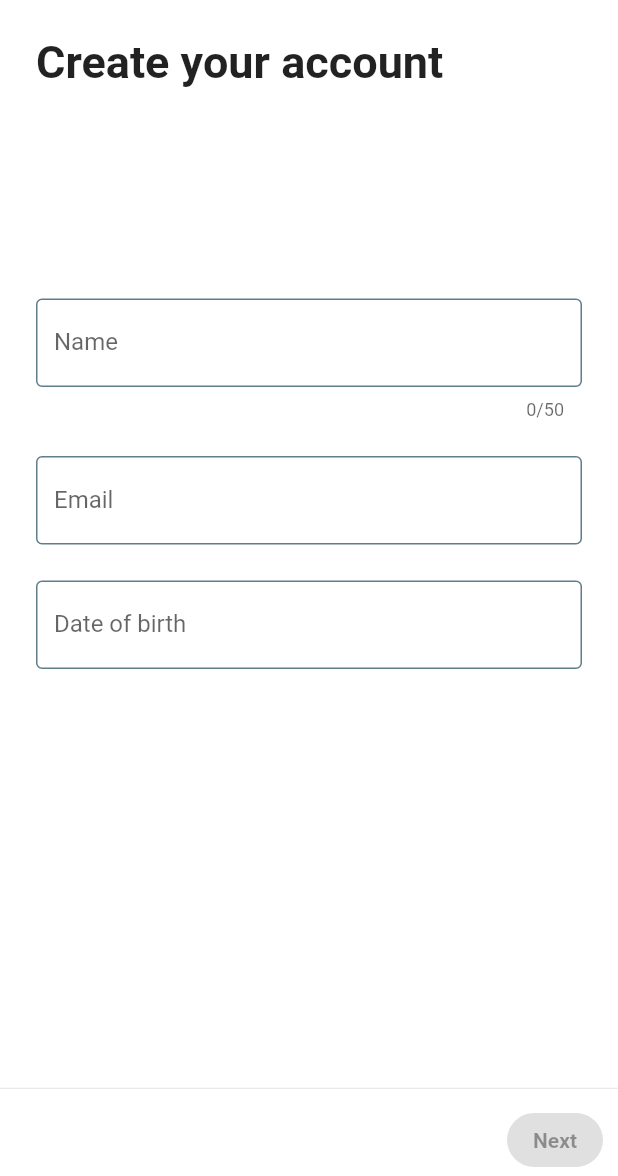
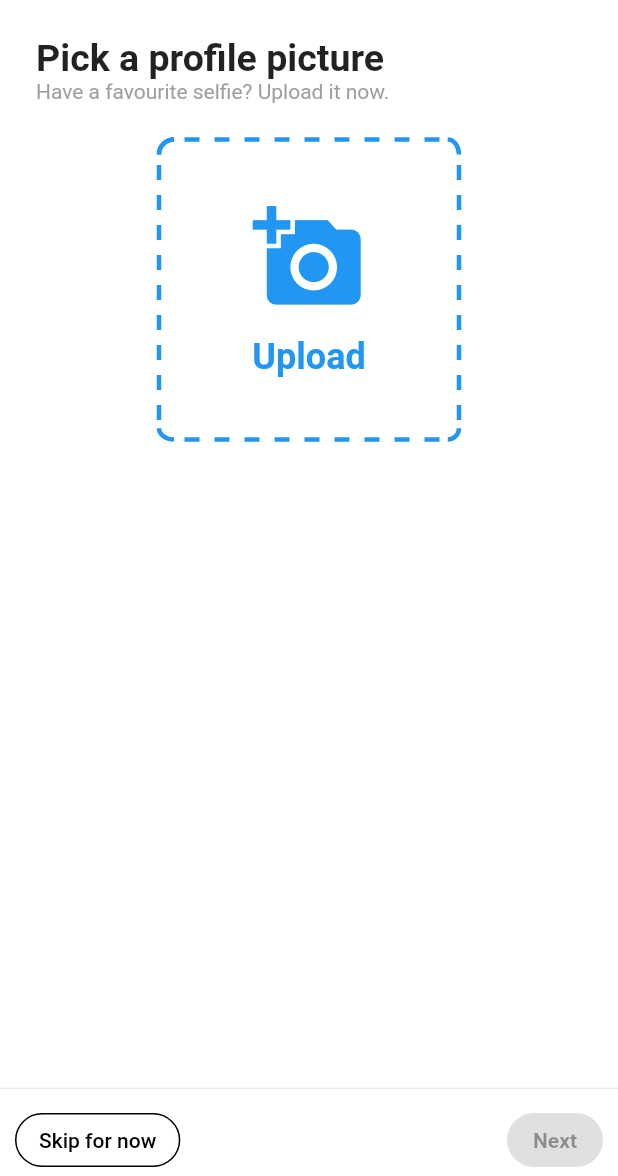
Before and after one commit to AbdoWise-z/GigaChat-Cross-platform, a Flutter app: the screen it shows after launch, on a phone screen of 412 x 824 dp, the part 60-1236 px from its top. Run offline on Flutter 3.47's test engine with Material 2 defaults, Android fonts, the phone set to English and light mode, and no system bars; our stand-ins replace email_validator, google_fonts, image_picker, loading_indicator; accounts and stored records are empty.

Commit message:
Pick profile picture UI done

```diff
--- a/lib/main.dart
+++ b/lib/main.dart
@@ -7,6 +7,8 @@ import 'package:gigachat/pages/loading-page.dart';
 import 'package:gigachat/pages/login/login-page.dart';
 import 'package:gigachat/pages/register/confirm-create-account.dart';
 import 'package:gigachat/pages/register/create-account.dart';
+import 'package:gigachat/pages/setup-profile/choose-username.dart';
+import 'package:gigachat/pages/setup-profile/setup-profile-picture.dart';
 import 'package:gigachat/pages/temp.dart';
 import 'package:gigachat/providers/auth.dart';
 import 'package:gigachat/providers/theme-provider.dart';
@@ -42,7 +44,7 @@ class _GigaChatState extends State<GigaChat> {
           return MaterialApp(
             theme: val.getTheme,
             title: "GigaChat",
-            initialRoute: CreateAccount.pageRoute,
+            initialRoute: PickProfilePicture.pageRoute,
             routes: {
               Home.pageRoute : (context) => Home(),
               LoginPage.pageRoute : (context) => LoginPage(),
@@ -51,6 +53,8 @@ class _GigaChatState extends State<GigaChat> {
               CreateAccount.pageRoute : (context) => CreateAccount(),
               LoadingPage.pageRoute : (context) => LoadingPage(),
               ConfirmCreateAccount.pageRoute : (context) => ConfirmCreateAccount(),
+              PickProfilePicture.pageRoute : (context) => PickProfilePicture(),
+              ChooseUsername.pageRoute : (context) => ChooseUsername(),
             },
           );
         },
--- a/lib/pages/register/create-account.dart
+++ b/lib/pages/register/create-account.dart
@@ -35,7 +35,7 @@ class _CreateAccountState extends State<CreateAccount> {
   @override
   Widget build(BuildContext context) {
 
-    bool isButtonDisabled = inputDOB.text.isEmpty || inputName.text.isEmpty || inputEmail.text.isEmpty;
+    bool isButtonDisabled = !nameIsValid || !emailIsValid || inputDOB.text.isEmpty;
 
     return Scaffold(
       resizeToAvoidBottomInset: true,
@@ -193,7 +193,6 @@ class _CreateAccountState extends State<CreateAccount> {
                         "DOB" : inputDOB,
                       }
                     );
-                    print(result);
                     if(result == "Name tapped"){
                       nameFocusNode.requestFocus();
                     }
--- /dev/null
+++ b/lib/pages/setup-profile/setup-profile-picture.dart
@@ -0,0 +1,117 @@
+
+import 'package:flutter/material.dart';
+import 'package:gigachat/pages/setup-profile/choose-username.dart';
+import 'package:gigachat/widgets/upload-image.dart';
+import '../../providers/theme-provider.dart';
+import 'dart:io';
+
+class PickProfilePicture extends StatefulWidget {
+  const PickProfilePicture({Key? key}) : super(key: key);
+
+  static const pageRoute = '/setup-profile-picture';
+
+  @override
+  State<PickProfilePicture> createState() => _PickProfilePictureState();
+}
+
+class _PickProfilePictureState extends State<PickProfilePicture> {
+  File selectedImage = File("");
+
+  @override
+  Widget build(BuildContext context) {
+    bool isButtonDisabled = selectedImage.path == "";
+    return Scaffold(
+      appBar: AppBar(
+        toolbarHeight: 40,
+        elevation: 0,
+        centerTitle: true,
+        title: SizedBox(
+          height: 40,
+          width: 40,
+          child: Image.asset(
+            ThemeProvider.getInstance(context).isDark() ? 'assets/giga-chat-logo-dark.png' : 'assets/giga-chat-logo-light.png',
+          ),
+        ),
+      ),
+      body: Padding(
+        padding: const EdgeInsets.all(24),
+        child: Column(
+          crossAxisAlignment: CrossAxisAlignment.center,
+          children: [
+             const SizedBox(
+              width: double.infinity,
+              child: Column(
+                crossAxisAlignment: CrossAxisAlignment.start,
+                children: [
+                  Text("Pick a profile picture",
+                    style: TextStyle(
+                      fontWeight: FontWeight.bold,
+                      fontSize: 25,
+                    ),
+                  ),
+                  Text("Have a favourite selfie? Upload it now.",
+                    style: TextStyle(
+                      color: Colors.grey,
+                    ),
+                  )
+                ],
+              ),
+            ),
+            UploadImage(
+              onImagePicked: (File file){
+                setState(() {
+                  selectedImage = file;
+                });
+              },
+            ),
+          ],
+        ),
+      ),
+      bottomSheet: SizedBox(
+        height: 60,
+        child: Column(
+          mainAxisAlignment: MainAxisAlignment.end,
+          crossAxisAlignment: CrossAxisAlignment.end,
+          children: [
+            const Divider(thickness: 0.6, height: 1,),
+            Padding(
+              padding: const EdgeInsets.fromLTRB(10,10,10,0),
+              child: Row(
+                children: [
+                  OutlinedButton(
+                    onPressed: (){
+                      //navigate to username page
+                      Navigator.pushReplacementNamed(context, ChooseUsername.pageRoute);
+                    },
+                    style: OutlinedButton.styleFrom(
+                      shape: const RoundedRectangleBorder(
+                        borderRadius: BorderRadius.all(Radius.circular(20))
+                      )
+                    ),
+                    child: const Text("Skip for now"),
+                  ),
+                  const Expanded(child: SizedBox()),
+                  ElevatedButton(
+                    onPressed: isButtonDisabled? null : () async {
+                      //TODO: request to add image to user
+                      //navigate to username page
+                      Navigator.pushReplacementNamed(context, ChooseUsername.pageRoute);
+                    },
+                    style: ButtonStyle(
+                      shape: MaterialStateProperty.all(
+                          const RoundedRectangleBorder(
+                            borderRadius: BorderRadius.all(Radius.circular(20)),
+                          )
+                      ),
+                    ),
+                    child: const Text("Next"),
+                  ),
+                ],
+              ),
+            ),
+          ],
+        ),
+      ),
+    );
+  }
+}
--- /dev/null
+++ b/lib/widgets/upload-image.dart
@@ -0,0 +1,147 @@
+
+import 'dart:io';
+import 'package:flutter/material.dart';
+import 'package:gigachat/services/upload-image/upload-camera-image.dart';
+import 'package:gigachat/services/upload-image/upload-local-image.dart';
+
+bool done = false;
+
+//for drawing the borders of the UPLOAD image widget
+class IntermittentCurvedContainer extends CustomPainter {
+  @override
+  void paint(Canvas canvas, Size size) {
+    Paint paint = Paint()
+      ..color = Colors.blue
+      ..style = PaintingStyle.stroke
+      ..strokeWidth = 3.0;
+
+    double dashWidth = 10, dashSpace = 10;
+
+    canvas.drawArc(const Rect.fromLTWH(0, 0, 20, 20), 3.14, 3.14 / 2, false, paint); //top left corner
+    canvas.drawArc(Rect.fromLTWH(size.width - dashSpace - 5, 0, 15, 20), 3 * 3.14 / 2, 3.14 / 2, false, paint); //top right corner
+    canvas.drawArc(Rect.fromLTWH(0, size.width - dashSpace - 5, 20, 15), 3.14/2, 3.14/2, false, paint); //bottom left corner
+    canvas.drawArc(Rect.fromLTWH(size.width - dashSpace - 5, size.width - dashSpace - 5, 15, 15), 0, 3.14 / 2, false, paint);
+
+    //left side
+    double startY = dashWidth + dashSpace - 3;
+    while (startY < size.height - 3) {
+      canvas.drawLine(Offset(0, startY), Offset(0, startY + dashWidth), paint);
+      startY += dashWidth + dashSpace;
+    }
+
+    //bottom side
+    double startX = dashWidth + dashSpace - 3;
+    while (startX < size.width - 3) {
+      canvas.drawLine(Offset(startX, size.height), Offset(startX + dashWidth, size.height), paint);
+      startX += dashWidth + dashSpace;
+    }
+
+    //top side
+    startX = size.width - dashSpace - dashWidth - 3;
+    canvas.drawArc(const Rect.fromLTWH(0, 0, 20, 20), 3.14, 3.14 / 2, false, paint);
+    while (startX > 0) {
+      canvas.drawLine(Offset(startX, 0), Offset(startX + dashWidth, 0), paint);
+      startX -= dashWidth + dashSpace;
+    }
+
+    //right side
+    startY = size.height - dashSpace - dashWidth - 3;
+    while (startY > 3) {
+      canvas.drawLine(Offset(size.width, startY), Offset(size.width, startY + dashWidth), paint);
+      startY -= dashWidth + dashSpace;
+    }
+  }
+
+  @override
+  bool shouldRepaint(covariant CustomPainter oldDelegate) {
+    return false;
+  }
+}
+
+class UploadImage extends StatefulWidget {
+
+  //callback function to notify the page that an image has been picked
+  final ValueChanged<File> onImagePicked;
+
+  const UploadImage({Key? key,required this.onImagePicked}) : super(key: key);
+
+  @override
+  State<UploadImage> createState() => UploadImageState();
+}
+
+class UploadImageState extends State<UploadImage> {
+
+  File selectedImage = File("");
+
+  @override
+  Widget build(BuildContext context) {
+    return Padding(
+      padding: const EdgeInsets.all(24),
+      child: InkWell(
+        highlightColor: Colors.transparent,
+        splashFactory: done? NoSplash.splashFactory : InkSplash.splashFactory,
+        onTap: (){
+          showMenu(
+            context: context,
+            position: const RelativeRect.fromLTRB(55, 325, 55, 325),
+            items: [
+              PopupMenuItem(
+                child: const Text("Take photo"),
+                onTap: () async {
+                  selectedImage = await getImageFromCamera();
+                  if(selectedImage.path != ""){
+                    setState(() {
+                      done = true;
+                      widget.onImagePicked(selectedImage);
+                    });
+                  }
+                },
+              ),
+              PopupMenuItem(
+                  onTap: () async {
+                    selectedImage = await getImageFromGallery();
+                    if(selectedImage.path != ""){
+                      setState(() {
+                        done = true;
+                        widget.onImagePicked(selectedImage);
+                      });
+                    }
+                  },
+                  child: const Text("Choose existing photo              ")
+              ),
+            ],
+          );
+        },
+        child: done? CircleAvatar(
+          radius: 100,
+          backgroundImage: FileImage(selectedImage),
+        ):
+        Stack(
+          alignment: Alignment.center,
+          children: [
+            SizedBox(
+              height: 200,
+              width: 200,
+              child: CustomPaint(
+                painter: IntermittentCurvedContainer(),
+              ),
+            ),
+            const Column(
+              children: [
+                Icon(Icons.add_a_photo,color: Colors.blue,size: 75,),
+                SizedBox(height: 15,),
+                Text("Upload",
+                  style: TextStyle(
+                    color: Colors.blue,
+                    fontWeight: FontWeight.bold,
+                    fontSize: 24,
+                  ),
+                )
+              ],
+            ),
+          ],
+        ),
+      ),
+    );
+  }
+}
--- a/pubspec.yaml
+++ b/pubspec.yaml
@@ -34,6 +34,7 @@ dependencies:
   intl: ^0.18.1
   loading_indicator: ^3.1.1
   google_fonts: ^6.1.0
+  image_picker: ^1.0.4
 
 
   # The following adds the Cupertino Icons font to your application.
```
Also changed, not shown: lib/pages/setup-profile/choose-username.dart (added, +18 -0 lines), lib/services/upload-image/upload-camera-image.dart (added, +15 -0 lines), lib/services/upload-image/upload-local-image.dart (added, +15 -0 lines), pubspec.lock, 5 other files.
